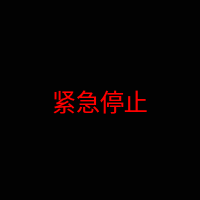
Qt form UAVManage/stopflydialog.ui (gessd/UAVManage) before a commit.
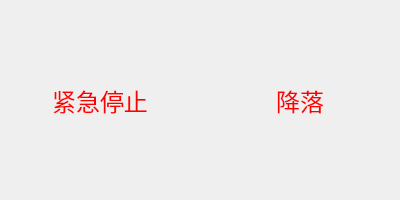
The same form after that commit. Icons and pictures are not drawn.

Commit message: 急停弹窗中增加降落按钮

The edit to the form file:
```diff
--- a/UAVManage/stopflydialog.ui
+++ b/UAVManage/stopflydialog.ui
@@ -6,13 +6,13 @@
    <rect>
     <x>0</x>
     <y>0</y>
-    <width>200</width>
+    <width>400</width>
     <height>200</height>
    </rect>
   </property>
   <property name="maximumSize">
    <size>
-    <width>200</width>
+    <width>400</width>
     <height>200</height>
    </size>
   </property>
@@ -20,7 +20,11 @@
    <string>紧急停止</string>
   </property>
   <property name="styleSheet">
-   <string notr="true">background-color: rgba(0, 0, 0, 80%);</string>
+   <string notr="true">QToolButton{
+color:red;
+border-radius:0px;
+font-size:24px;
+}</string>
   </property>
   <layout class="QGridLayout" name="gridLayout">
    <property name="leftMargin">
@@ -47,9 +51,7 @@
       </size>
      </property>
      <property name="styleSheet">
-      <string notr="true">color:red;
-border-radius:0px;
-font-size:24px;</string>
+      <string notr="true"/>
      </property>
      <property name="text">
       <string>紧急停止</string>
@@ -69,6 +71,35 @@
      </property>
     </widget>
    </item>
+   <item row="0" column="1">
+    <widget class="QToolButton" name="btnFlyLandCont">
+     <property name="minimumSize">
+      <size>
+       <width>200</width>
+       <height>200</height>
+      </size>
+     </property>
+     <property name="focusPolicy">
+      <enum>Qt::NoFocus</enum>
+     </property>
+     <property name="text">
+      <string>降落</string>
+     </property>
+     <property name="icon">
+      <iconset resource="uavmanage.qrc">
+       <normaloff>:/res/images/flyland.png</normaloff>:/res/images/flyland.png</iconset>
+     </property>
+     <property name="iconSize">
+      <size>
+       <width>140</width>
+       <height>140</height>
+      </size>
+     </property>
+     <property name="toolButtonStyle">
+      <enum>Qt::ToolButtonTextUnderIcon</enum>
+     </property>
+    </widget>
+   </item>
   </layout>
  </widget>
  <layoutdefault spacing="6" margin="11"/>
```
Left out of the diff: 7 changed lines with no effect on the pictures. The commit also changes 3 other files.
